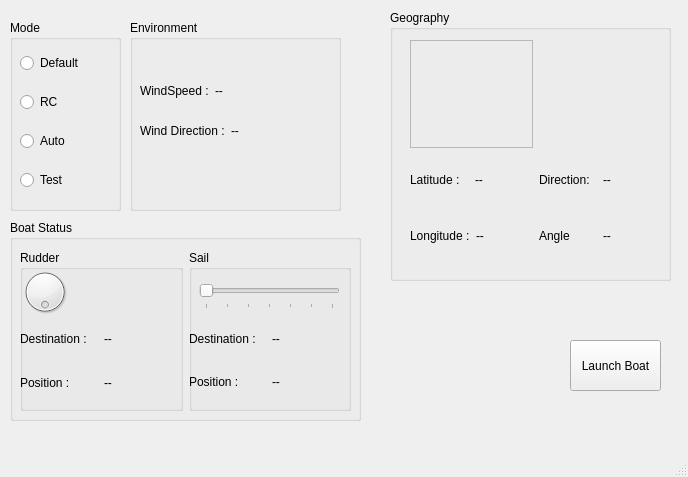
Qt form GUI/main.ui (olin-ars/ors-enterprise) before a commit.
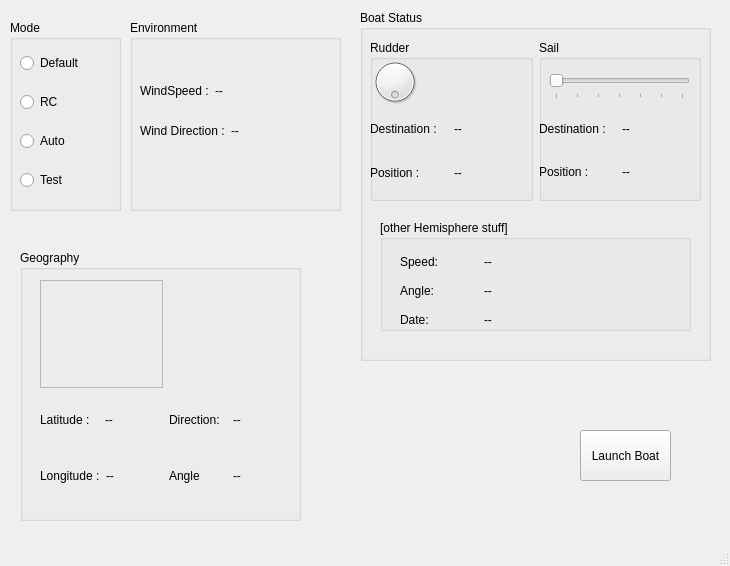
The same form after that commit. Custom widgets are drawn as their Qt base class.

Diff of the .ui file:
```diff
--- a/GUI/main.ui
+++ b/GUI/main.ui
@@ -6,8 +6,8 @@
    <rect>
     <x>0</x>
     <y>0</y>
-    <width>688</width>
-    <height>477</height>
+    <width>730</width>
+    <height>566</height>
    </rect>
   </property>
   <property name="windowTitle">
@@ -17,8 +17,8 @@
    <widget class="QPushButton" name="pushButton">
     <property name="geometry">
      <rect>
-      <x>570</x>
-      <y>340</y>
+      <x>580</x>
+      <y>430</y>
       <width>91</width>
       <height>51</height>
      </rect>
@@ -30,8 +30,8 @@
    <widget class="QGroupBox" name="Geography">
     <property name="geometry">
      <rect>
-      <x>390</x>
-      <y>10</y>
+      <x>20</x>
+      <y>250</y>
       <width>281</width>
       <height>271</height>
      </rect>
@@ -214,10 +214,10 @@
    <widget class="QGroupBox" name="BoatStatus">
     <property name="geometry">
      <rect>
-      <x>10</x>
-      <y>220</y>
+      <x>360</x>
+      <y>10</y>
       <width>351</width>
-      <height>201</height>
+      <height>351</height>
      </rect>
     </property>
     <property name="title">
@@ -395,6 +395,85 @@
       </item>
      </layout>
     </widget>
+    <widget class="QGroupBox" name="Hemisphere">
+     <property name="geometry">
+      <rect>
+       <x>20</x>
+       <y>210</y>
+       <width>311</width>
+       <height>111</height>
+      </rect>
+     </property>
+     <property name="title">
+      <string>[other Hemisphere stuff]</string>
+     </property>
+     <widget class="QWidget" name="verticalLayoutWidget_4">
+      <property name="geometry">
+       <rect>
+        <x>20</x>
+        <y>30</y>
+        <width>161</width>
+        <height>81</height>
+       </rect>
+      </property>
+      <layout class="QVBoxLayout" name="verticalLayout_5">
+       <item>
+        <layout class="QHBoxLayout" name="horizontalLayout_10">
+         <item>
+          <widget class="QLabel" name="label_13">
+           <property name="text">
+            <string>Speed:</string>
+           </property>
+          </widget>
+         </item>
+         <item>
+          <widget class="QLabel" name="rDstLabel_2">
+           <property name="text">
+            <string>--</string>
+           </property>
+          </widget>
+         </item>
+        </layout>
+       </item>
+       <item>
+        <layout class="QHBoxLayout" name="horizontalLayout_4">
+         <item>
+          <widget class="QLabel" name="label_8">
+           <property name="text">
+            <string>Angle:</string>
+           </property>
+          </widget>
+         </item>
+         <item>
+          <widget class="QLabel" name="rPosLabel_2">
+           <property name="text">
+            <string>--</string>
+           </property>
+          </widget>
+         </item>
+        </layout>
+       </item>
+       <item>
+        <layout class="QHBoxLayout" name="horizontalLayout_11">
+         <item>
+          <widget class="QLabel" name="label_15">
+           <property name="text">
+            <string>Date:</string>
+           </property>
+          </widget>
+         </item>
+         <item>
+          <widget class="QLabel" name="rDstLabel_3">
+           <property name="text">
+            <string>--</string>
+           </property>
+          </widget>
+         </item>
+        </layout>
+       </item>
+      </layout>
+     </widget>
+    </widget>
    </widget>
    <widget class="QGroupBox" name="groupBox">
     <property name="geometry">
```
Left out of the diff: 4 changed lines with no effect on the pictures.
